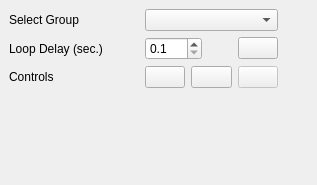
Old version of the form ui_loopvisiblelayersdock.ui in the repository etiennesky/loopvisiblelayers.
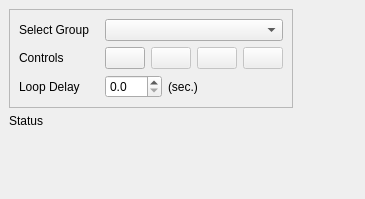
New version of the form. Icons and pictures are not drawn.

```diff
--- a/ui_loopvisiblelayersdock.ui
+++ b/ui_loopvisiblelayersdock.ui
@@ -6,8 +6,8 @@
    <rect>
     <x>0</x>
     <y>0</y>
-    <width>317</width>
-    <height>185</height>
+    <width>365</width>
+    <height>199</height>
    </rect>
   </property>
   <property name="windowTitle">
@@ -15,31 +15,82 @@
   </property>
   <widget class="QWidget" name="dockWidgetContents">
    <layout class="QGridLayout" name="gridLayout">
+    <item row="0" column="1">
+     <spacer name="horizontalSpacer_2">
+      <property name="orientation">
+       <enum>Qt::Horizontal</enum>
+      </property>
+      <property name="sizeHint" stdset="0">
+       <size>
+        <width>40</width>
+        <height>20</height>
+       </size>
+      </property>
+     </spacer>
+    </item>
+    <item row="4" column="0">
+     <spacer name="verticalSpacer">
+      <property name="orientation">
+       <enum>Qt::Vertical</enum>
+      </property>
+      <property name="sizeHint" stdset="0">
+       <size>
+        <width>20</width>
+        <height>40</height>
+       </size>
+      </property>
+     </spacer>
+    </item>
     <item row="0" column="0">
-     <widget class="QLabel" name="label">
-      <property name="text">
-       <string>Select Group</string>
+     <widget class="QFrame" name="frame">
+      <property name="frameShape">
+       <enum>QFrame::StyledPanel</enum>
       </property>
-     </widget>
-    </item>
-    <item row="0" column="2">
-     <widget class="QComboBox" name="cbxGroup"/>
-    </item>
-    <item row="1" column="0">
-     <widget class="QLabel" name="label_2">
+      <layout class="QGridLayout" name="gridLayout_2">
+       <item row="2" column="2">
+        <layout class="QHBoxLayout" name="horizontalLayout_2">
+         <item>
+          <widget class="QDoubleSpinBox" name="spinDelay">
+           <property name="sizePolicy">
+            <sizepolicy hsizetype="Minimum" vsizetype="Fixed">
+             <horstretch>0</horstretch>
+             <verstretch>0</verstretch>
+            </sizepolicy>
+           </property>
+           <property name="decimals">
+            <number>1</number>
+           </property>
+           <property name="minimum">
+            <double>0.000000000000000</double>
+           </property>
+           <property name="maximum">
+            <double>999.000000000000000</double>
+           </property>
+          </widget>
+         </item>
+         <item>
+          <widget class="QLabel" name="label_4">
       <property name="text">
-       <string>Loop Delay (sec.)</string>
+            <string>(sec.)</string>
       </property>
      </widget>
     </item>
-    <item row="3" column="0">
-     <widget class="QLabel" name="label_3">
-      <property name="text">
-       <string>Controls</string>
-      </property>
-     </widget>
-    </item>
-    <item row="3" column="2">
+         <item>
+          <spacer name="horizontalSpacer">
+           <property name="orientation">
+            <enum>Qt::Horizontal</enum>
+           </property>
+           <property name="sizeHint" stdset="0">
+            <size>
+             <width>40</width>
+             <height>20</height>
+            </size>
+           </property>
+          </spacer>
+         </item>
+        </layout>
+       </item>
+       <item row="1" column="2">
      <layout class="QHBoxLayout" name="horizontalLayout">
       <item>
        <widget class="QPushButton" name="btnStart">
@@ -57,6 +108,9 @@
       </item>
       <item>
        <widget class="QPushButton" name="btnStop">
+           <property name="enabled">
+            <bool>false</bool>
+           </property>
         <property name="toolTip">
          <string>Stop</string>
         </property>
@@ -75,7 +129,24 @@
          <bool>false</bool>
         </property>
         <property name="toolTip">
-         <string>Next</string>
+            <string>Back</string>
+           </property>
+           <property name="text">
+            <string/>
+           </property>
+           <property name="icon">
+            <iconset resource="resources.qrc">
+             <normaloff>:/plugins/loopvisiblelayers/icons/control_rewind.png</normaloff>:/plugins/loopvisiblelayers/icons/control_rewind.png</iconset>
+           </property>
+          </widget>
+         </item>
+         <item>
+          <widget class="QPushButton" name="btnForward">
+           <property name="enabled">
+            <bool>false</bool>
+           </property>
+           <property name="toolTip">
+            <string>Forward</string>
         </property>
         <property name="text">
          <string/>
@@ -88,98 +159,58 @@
       </item>
      </layout>
     </item>
-    <item row="1" column="2">
-     <layout class="QHBoxLayout" name="horizontalLayout_2">
-      <item>
-       <widget class="QDoubleSpinBox" name="spinDelay">
-        <property name="decimals">
-         <number>1</number>
-        </property>
-        <property name="minimum">
-         <double>0.100000000000000</double>
-        </property>
-       </widget>
-      </item>
-      <item>
-       <spacer name="horizontalSpacer">
-        <property name="orientation">
-         <enum>Qt::Horizontal</enum>
-        </property>
-        <property name="sizeHint" stdset="0">
-         <size>
-          <width>40</width>
-          <height>20</height>
-         </size>
-        </property>
-       </spacer>
-      </item>
-      <item>
-       <widget class="QPushButton" name="btnRefresh">
-        <property name="toolTip">
-         <string>Refresh Groups</string>
-        </property>
+       <item row="2" column="0">
+        <widget class="QLabel" name="label_2">
         <property name="text">
-         <string/>
-        </property>
-        <property name="icon">
-         <iconset resource="resources.qrc">
-          <normaloff>:/plugins/loopvisiblelayers/icons/mActionDrawGrey.png</normaloff>:/plugins/loopvisiblelayers/icons/mActionDrawGrey.png</iconset>
-        </property>
-       </widget>
-      </item>
-     </layout>
-    </item>
-    <item row="4" column="0" colspan="3">
-     <widget class="QLabel" name="lblStatus">
-      <property name="enabled">
-       <bool>true</bool>
-      </property>
+          <string>Loop Delay</string>
+         </property>
+        </widget>
+       </item>
+       <item row="0" column="0">
+        <widget class="QLabel" name="label">
       <property name="text">
-       <string/>
+          <string>Select Group</string>
       </property>
      </widget>
     </item>
-    <item row="5" column="2">
-     <spacer name="verticalSpacer">
-      <property name="orientation">
-       <enum>Qt::Vertical</enum>
-      </property>
-      <property name="sizeHint" stdset="0">
-       <size>
-        <width>20</width>
-        <height>40</height>
-       </size>
-      </property>
-     </spacer>
-    </item>
-    <item row="1" column="3">
-     <spacer name="horizontalSpacer_2">
-      <property name="orientation">
-       <enum>Qt::Horizontal</enum>
-      </property>
-      <property name="sizeHint" stdset="0">
-       <size>
-        <width>40</width>
-        <height>20</height>
-       </size>
-      </property>
-     </spacer>
-    </item>
-    <item row="1" column="1">
+       <item row="0" column="2">
+        <widget class="QComboBox" name="cbxGroup"/>
+       </item>
+       <item row="0" column="1">
      <spacer name="horizontalSpacer_3">
       <property name="orientation">
        <enum>Qt::Horizontal</enum>
       </property>
       <property name="sizeType">
-       <enum>QSizePolicy::Expanding</enum>
+          <enum>QSizePolicy::Fixed</enum>
       </property>
       <property name="sizeHint" stdset="0">
        <size>
-        <width>40</width>
+           <width>10</width>
         <height>20</height>
        </size>
       </property>
      </spacer>
+       </item>
+       <item row="1" column="0">
+        <widget class="QLabel" name="label_3">
+         <property name="text">
+          <string>Controls</string>
+         </property>
+        </widget>
+       </item>
+      </layout>
+     </widget>
+    </item>
+    <item row="3" column="0">
+     <widget class="QLabel" name="lblStatus">
+      <property name="enabled">
+       <bool>true</bool>
+      </property>
+      <property name="text">
+       <string>Status</string>
+      </property>
+     </widget>
     </item>
    </layout>
   </widget>
```
Left out of the diff: 2 changed lines with no effect on the pictures. Lines whose indentation alone changed are shown as unchanged.
